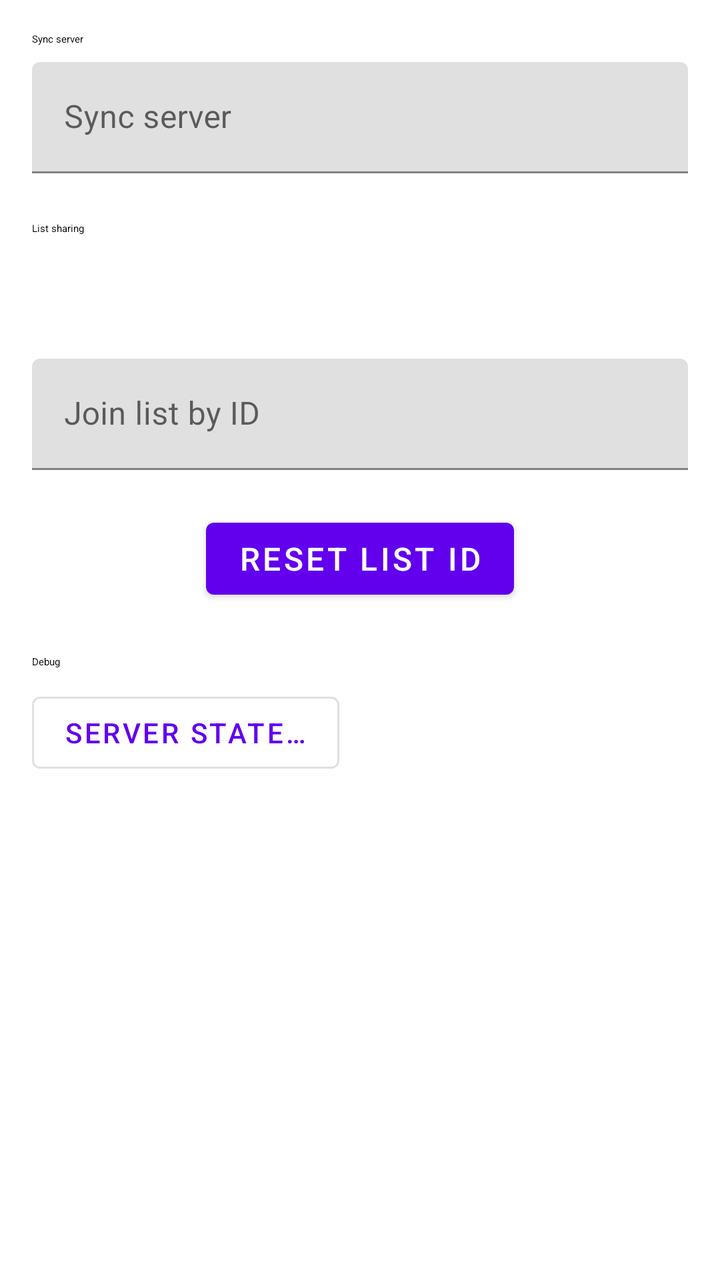
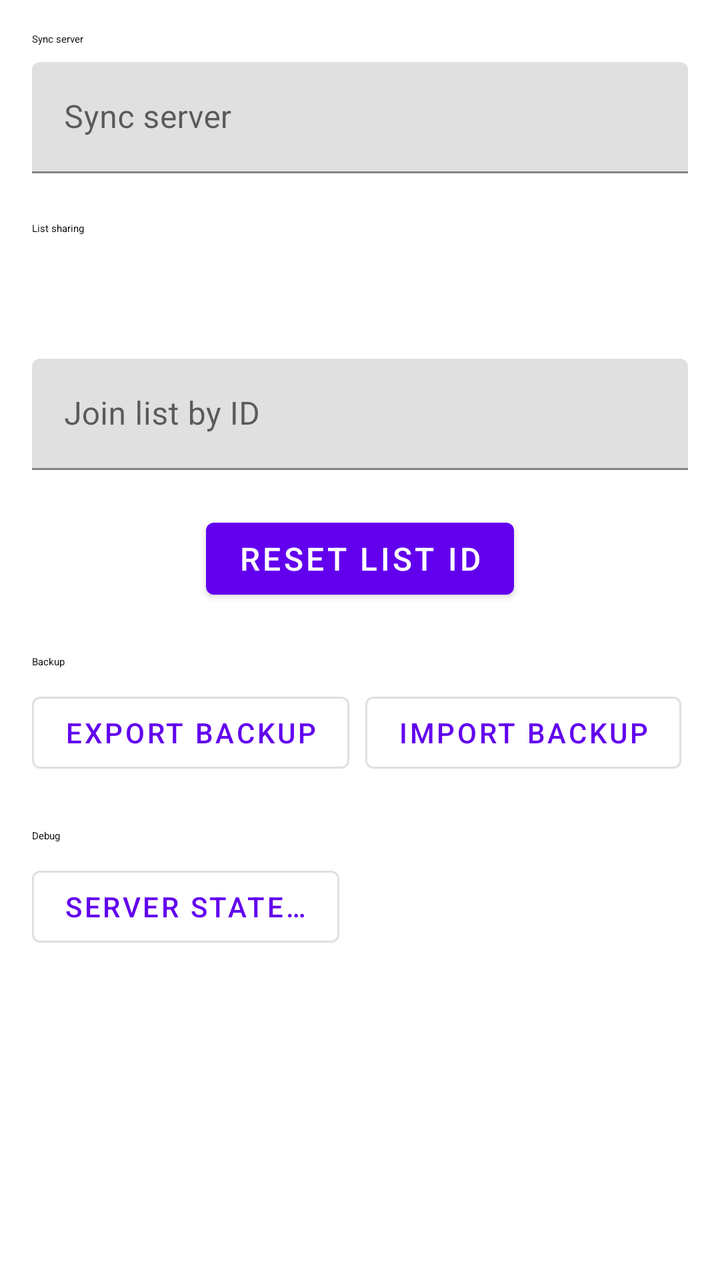

The first picture is an Android layout as it rendered before a commit; the second is the same layout after the commit. The layout source and the unified diff follow.
<!-- AndroidManifest.xml: activity theme Theme.QuickShopper3k -->
<!-- res/layout/activity_settings.xml -->
<?xml version="1.0" encoding="utf-8" ?>
<LinearLayout
    xmlns:android="http://schemas.android.com/apk/res/android"
    xmlns:app="http://schemas.android.com/apk/res-auto"
    android:layout_width="match_parent"
    android:layout_height="match_parent"
    android:orientation="vertical"
    android:padding="16dp"
    android:fitsSystemWindows="true"
>

    <TextView
        android:layout_width="wrap_content"
        android:layout_height="wrap_content"
        android:text="@string/sync_server"
        android:textAppearance="?attr/textAppearanceBodyLarge"
        android:layout_marginBottom="8dp"
    />

    <com.google.android.material.textfield.TextInputLayout
        android:layout_width="match_parent"
        android:layout_height="wrap_content"
    >

        <com.google.android.material.textfield.TextInputEditText
            android:id="@+id/syncServerUriInput"
            android:layout_width="match_parent"
            android:layout_height="wrap_content"
            android:hint="@string/sync_server_hint"
            android:inputType="textUri"
        />

    </com.google.android.material.textfield.TextInputLayout>

    <TextView
        android:layout_width="wrap_content"
        android:layout_height="wrap_content"
        android:text="@string/sync_sharing"
        android:textAppearance="?attr/textAppearanceBodyLarge"
        android:layout_marginTop="24dp"
        android:layout_marginBottom="8dp"
    />

    <TextView
        android:id="@+id/listIdDisplay"
        android:layout_width="match_parent"
        android:layout_height="wrap_content"
        android:layout_marginBottom="16dp"
        android:textSize="16sp"
        android:textColor="?android:attr/textColorPrimary"
        android:fontFamily="monospace"
        android:clickable="true"
        android:focusable="true"
        android:background="?attr/selectableItemBackground"
        android:padding="8dp"
    />

    <com.google.android.material.textfield.TextInputLayout
        android:id="@+id/joinListInputLayout"
        android:layout_width="match_parent"
        android:layout_height="wrap_content"
        app:errorEnabled="true"
    >

        <com.google.android.material.textfield.TextInputEditText
            android:id="@+id/joinListInput"
            android:layout_width="match_parent"
            android:layout_height="wrap_content"
            android:hint="@string/join_list_hint"
            android:inputType="text"
            android:maxLines="1"
        />

    </com.google.android.material.textfield.TextInputLayout>

    <com.google.android.material.button.MaterialButton
        android:id="@+id/resetListIdButton"
        style="@style/Widget.MaterialComponents.Button"
        android:layout_width="wrap_content"
        android:layout_height="wrap_content"
        android:layout_gravity="center_horizontal"
        android:text="@string/reset_list_id"
        android:textSize="16sp"
        android:textColor="?attr/colorOnPrimary"
        app:backgroundTint="?attr/colorPrimary"
    />

    <TextView
        android:layout_width="wrap_content"
        android:layout_height="wrap_content"
        android:text="@string/debug"
        android:textAppearance="?attr/textAppearanceBodyLarge"
        android:layout_marginTop="24dp"
        android:layout_marginBottom="8dp"
    />

    <com.google.android.material.button.MaterialButton
        android:id="@+id/debugButton"
        style="@style/Widget.MaterialComponents.Button.OutlinedButton"
        android:layout_width="wrap_content"
        android:layout_height="wrap_content"
        android:layout_gravity="start"
        android:text="@string/debug_server_state"
    />

</LinearLayout>
<!-- resources referenced by this layout -->
<resources>
  <string name="debug">Debug</string>
  <string name="debug_server_state">Server state…</string>
  <string name="join_list_hint">Join list by ID</string>
  <string name="reset_list_id">Reset list ID</string>
  <string name="sync_server">Sync server</string>
  <string name="sync_server_hint">Sync server</string>
  <string name="sync_sharing">List sharing</string>
  <style name="Theme.QuickShopper3k" parent="Theme.MaterialComponents.DayNight.DarkActionBar">
          
          <item name="colorPrimary">@color/purple_500</item>
          <item name="colorPrimaryVariant">@color/purple_700</item>
          <item name="colorOnPrimary">@color/white</item>
          
          <item name="colorSecondary">@color/teal_200</item>
          <item name="colorSecondaryVariant">@color/teal_700</item>
          <item name="colorOnSecondary">@color/black</item>
          
          <item name="android:statusBarColor">?attr/colorPrimaryVariant</item>
          
      </style>
  <color name="purple_500">#FF6200EE</color>
  <color name="purple_700">#FF3700B3</color>
  <color name="white">#FFFFFFFF</color>
  <color name="teal_200">#FF03DAC5</color>
  <color name="teal_700">#FF018786</color>
  <color name="black">#FF000000</color>
</resources>

<!-- the commit's change to res/layout/activity_settings.xml (unified diff, before → after) -->
@@ -88,9 +88,45 @@
     <TextView
         android:layout_width="wrap_content"
         android:layout_height="wrap_content"
+        android:text="@string/backup"
+        android:textAppearance="?attr/textAppearanceBodyLarge"
+        android:layout_marginTop="24dp"
+        android:layout_marginBottom="8dp"
+    />
+
+    <LinearLayout
+        android:layout_width="match_parent"
+        android:layout_height="wrap_content"
+        android:orientation="horizontal"
+        android:gravity="start"
+        android:layout_marginBottom="8dp"
+    >
+
+        <com.google.android.material.button.MaterialButton
+            android:id="@+id/exportBackupButton"
+            style="@style/Widget.MaterialComponents.Button.OutlinedButton"
+            android:layout_width="wrap_content"
+            android:layout_height="wrap_content"
+            android:layout_marginEnd="8dp"
+            android:text="@string/export_backup"
+        />
+
+        <com.google.android.material.button.MaterialButton
+            android:id="@+id/importBackupButton"
+            style="@style/Widget.MaterialComponents.Button.OutlinedButton"
+            android:layout_width="wrap_content"
+            android:layout_height="wrap_content"
+            android:text="@string/import_backup"
+        />
+
+    </LinearLayout>
+
+    <TextView
+        android:layout_width="wrap_content"
+        android:layout_height="wrap_content"
         android:text="@string/debug"
         android:textAppearance="?attr/textAppearanceBodyLarge"
-        android:layout_marginTop="24dp"
+        android:layout_marginTop="16dp"
         android:layout_marginBottom="8dp"
     />
 
<!-- resource entries referenced after the edit -->
@@ -1,7 +1,10 @@
 <!-- resources referenced by this layout -->
 <resources>
+  <string name="backup">Backup</string>
   <string name="debug">Debug</string>
   <string name="debug_server_state">Server state…</string>
+  <string name="export_backup">Export backup</string>
+  <string name="import_backup">Import backup</string>
   <string name="join_list_hint">Join list by ID</string>
   <string name="reset_list_id">Reset list ID</string>
   <string name="sync_server">Sync server</string>
